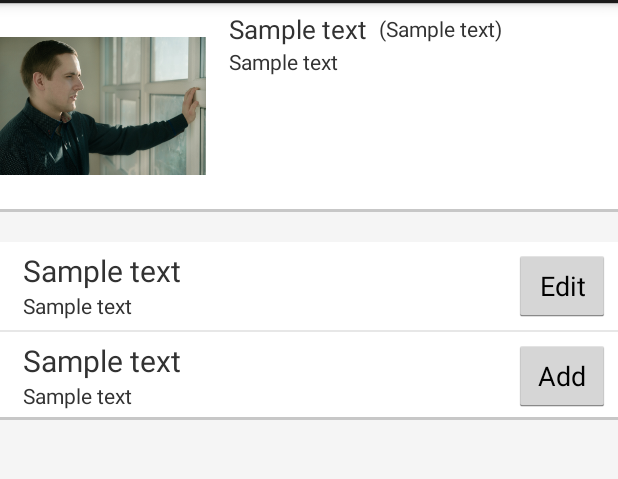
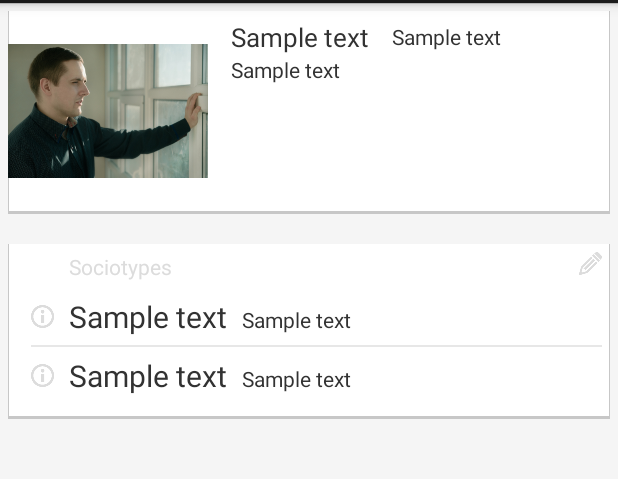
Before and after one commit to kurartur/dualpair-android, an Android app: the layout profile_layout.xml on its own in the app's theme, with its tools: preview values and no code run, on a phone screen of 412 x 824 dp, the part 69-548 px from its top. Run offline under Robolectric (Android 15) with nearby library versions, the phone set to English and light mode, and no system bars.

Commit message:
Modified profile fragment

```diff
--- a/app/src/main/java/lt/dualpair/android/ui/main/ProfileFragment.java
+++ b/app/src/main/java/lt/dualpair/android/ui/main/ProfileFragment.java
@@ -12,7 +12,6 @@ import android.view.View;
 import android.view.ViewGroup;
 import android.view.ViewTreeObserver;
 import android.webkit.CookieManager;
-import android.widget.Button;
 import android.widget.ImageView;
 import android.widget.ListView;
 import android.widget.TextView;
@@ -32,16 +31,10 @@ import lt.dualpair.android.data.resource.Sociotype;
 import lt.dualpair.android.data.resource.User;
 import lt.dualpair.android.ui.AboutActivity;
 import lt.dualpair.android.ui.BaseFragment;
-import lt.dualpair.android.ui.user.AddSociotypeActivity;
-import rx.Subscription;
 import rx.android.schedulers.AndroidSchedulers;
 import rx.schedulers.Schedulers;
 
 public class ProfileFragment extends BaseFragment {
-
-    private static final int EDIT_FIRST_SOCIOTYPE_CODE = 1;
-
-    private Subscription userSubscription;
 
     @Bind(R.id.main_picture) ImageView mainPicture;
     @Bind(R.id.name) TextView name;
@@ -51,7 +44,6 @@ public class ProfileFragment extends BaseFragment {
     @Bind(R.id.first_sociotype_title) TextView firstSociotypeTitle;
     @Bind(R.id.second_sociotype_code) TextView secondSociotypeCode;
     @Bind(R.id.second_sociotype_title) TextView secondSociotypeTitle;
-    @Bind(R.id.edit_first_sociotype) Button editFirstSociotype;
     @Bind(R.id.accounts) ListView accountsListView;
 
     @Override
@@ -65,12 +57,6 @@ public class ProfileFragment extends BaseFragment {
     public View onCreateView(LayoutInflater inflater, ViewGroup container, Bundle savedInstanceState) {
         View view = inflater.inflate(R.layout.profile_layout, container, false);
         ButterKnife.bind(this, view);
-        editFirstSociotype.setOnClickListener(new View.OnClickListener() {
-            @Override
-            public void onClick(View v) {
-                startActivityForResult(AddSociotypeActivity.createIntent(getActivity()), EDIT_FIRST_SOCIOTYPE_CODE);
-            }
-        });
         return view;
     }
 
@@ -113,7 +99,7 @@ public class ProfileFragment extends BaseFragment {
 
     private void render(User user) {
         name.setText(user.getName());
-        age.setText(Integer.toString(user.getAge()));
+        age.setText("(" + Integer.toString(user.getAge()) + ")");
         if (TextUtils.isEmpty(user.getDescription())) {
             description.setText(getResources().getString(R.string.add_description));
             description.setTextColor(getResources().getColor(android.R.color.darker_gray));
--- a/app/src/main/res/drawable/profile_section_background.xml
+++ b/app/src/main/res/drawable/profile_section_background.xml
@@ -6,8 +6,8 @@
     </item>
 
     <item
-        android:left="0dp"
-        android:right="0dp"
+        android:left="1dp"
+        android:right="1dp"
         android:top="0dp"
         android:bottom="2dp">
         <shape android:shape="rectangle">
--- a/app/src/main/res/layout/profile_layout.xml
+++ b/app/src/main/res/layout/profile_layout.xml
@@ -1,8 +1,10 @@
 <?xml version="1.0" encoding="utf-8"?>
 <LinearLayout xmlns:android="http://schemas.android.com/apk/res/android"
-    android:orientation="vertical" android:layout_width="match_parent"
+    android:orientation="vertical"
+    android:layout_width="match_parent"
     android:layout_height="match_parent"
-    android:background="@color/windowBackground">
+    android:background="@color/windowBackground"
+    android:padding="5sp">
 
     <LinearLayout
         android:layout_width="match_parent"
@@ -41,29 +43,12 @@
                     android:text="@string/sample_text"
                     android:textSize="17sp"/>
 
-                <LinearLayout
-                    android:layout_width="wrap_content"
-                    android:layout_height="wrap_content"
-                    android:orientation="horizontal"
-                    android:layout_marginLeft="8dp">
-
-                    <TextView
-                        android:layout_width="wrap_content"
-                        android:layout_height="wrap_content"
-                        android:text="("/>
-
                 <TextView
                     android:id="@+id/age"
                     android:layout_width="wrap_content"
                     android:layout_height="wrap_content"
-                        android:text="@string/sample_text"/>
-
-                    <TextView
-                        android:layout_width="wrap_content"
-                        android:layout_height="wrap_content"
-                        android:text=")"/>
-
-                </LinearLayout>
+                    android:text="@string/sample_text"
+                    android:layout_marginLeft="15sp"/>
 
             </LinearLayout>
 
@@ -82,107 +67,98 @@
         android:layout_height="wrap_content"
         android:orientation="vertical"
         android:layout_marginTop="20sp"
-        android:background="@drawable/profile_section_background">
+        android:background="@drawable/profile_section_background"
+        android:paddingLeft="15sp"
+        android:paddingRight="5sp"
+        android:paddingTop="5sp"
+        android:paddingBottom="15sp">
+
+        <RelativeLayout
+            android:layout_width="match_parent"
+            android:layout_height="wrap_content"
+            android:layout_marginBottom="10sp"
+            android:paddingLeft="25sp">
+
+            <TextView
+                android:layout_width="wrap_content"
+                android:layout_height="wrap_content"
+                android:text="@string/sociotypes"
+                android:layout_alignParentLeft="true"
+                android:textColor="#dcdcdc"/>
+
+            <ImageView
+                android:layout_width="15sp"
+                android:layout_height="15sp"
+                android:layout_alignParentRight="true"
+                android:src="@drawable/edit" />
+
+        </RelativeLayout>
 
         <LinearLayout
             android:layout_width="match_parent"
             android:layout_height="wrap_content"
-            android:orientation="horizontal"
-            android:paddingLeft="15sp"
-            android:paddingRight="5sp"
-            android:paddingTop="5sp"
-            android:paddingBottom="5sp">
+            android:orientation="horizontal">
 
-            <LinearLayout
-                android:layout_width="wrap_content"
-                android:layout_height="wrap_content"
-                android:orientation="vertical"
-                android:layout_weight="1">
+            <ImageView
+                android:layout_width="15sp"
+                android:layout_height="15sp"
+                android:src="@drawable/info"
+                android:layout_gravity="center_vertical"
+                android:layout_marginRight="10sp"/>
 
             <TextView
                 android:id="@+id/first_sociotype_code"
                 android:layout_width="wrap_content"
                 android:layout_height="wrap_content"
                 android:text="@string/sample_text"
-                    android:textSize="20sp"/>
+                android:textSize="20sp"
+                android:layout_marginRight="10sp"/>
 
             <TextView
                 android:id="@+id/first_sociotype_title"
                 android:layout_width="wrap_content"
                 android:layout_height="wrap_content"
-                    android:text="@string/sample_text" />
-
-            </LinearLayout>
-
-            <Button
-               android:id="@+id/edit_first_sociotype"
-               android:layout_width="wrap_content"
-               android:layout_height="wrap_content"
-               android:text="@string/edit"/>
-
+                android:text="@string/sample_text"/>
 
         </LinearLayout>
 
         <View
             android:layout_width="match_parent"
             android:layout_height="1dp"
-            android:background="#e7e7e7"/>
+            android:background="#e7e7e7"
+            android:layout_marginTop="5sp"
+            android:layout_marginBottom="5sp"/>
 
         <LinearLayout
-            android:id="@+id/second_sociotype_container"
             android:layout_width="match_parent"
             android:layout_height="wrap_content"
-            android:orientation="horizontal"
-            android:paddingLeft="15sp"
-            android:paddingRight="5sp"
-            android:paddingTop="5sp"
-            android:paddingBottom="5sp">
+            android:orientation="horizontal">
 
-            <LinearLayout
-                android:layout_width="wrap_content"
-                android:layout_height="wrap_content"
-                android:orientation="vertical"
-                android:layout_weight="1">
+            <ImageView
+                android:layout_width="15sp"
+                android:layout_height="15sp"
+                android:src="@drawable/info"
+                android:layout_gravity="center_vertical"
+                android:layout_marginRight="10sp"/>
 
             <TextView
                 android:id="@+id/second_sociotype_code"
                 android:layout_width="wrap_content"
                 android:layout_height="wrap_content"
                 android:text="@string/sample_text"
-                    android:layout_weight="1"
-                    android:textSize="20sp"/>
+                android:textSize="20sp"
+                android:layout_marginRight="10sp"/>
 
             <TextView
                 android:id="@+id/second_sociotype_title"
                 android:layout_width="wrap_content"
                 android:layout_height="wrap_content"
-                    android:text="@string/sample_text" />
-
-            </LinearLayout>
-
-            <Button
-                android:id="@+id/add_second_sociotype"
-                android:layout_width="wrap_content"
-                android:layout_height="wrap_content"
-                android:text="@string/add"/>
-
-            <Button
-                android:id="@+id/edit_second_sociotype"
-                android:layout_width="wrap_content"
-                android:layout_height="wrap_content"
-                android:text="@string/edit"
-                android:visibility="gone"/>
-
-            <Button
-                android:id="@+id/remove_second_sociotype"
-                android:layout_width="wrap_content"
-                android:layout_height="wrap_content"
-                android:text="@string/remove"
-                android:visibility="gone"/>
+                android:text="@string/sample_text"/>
 
         </LinearLayout>
 
     </LinearLayout>
+
 
     <ListView
         android:id="@+id/accounts"
```
Also changed, not shown: app/src/main/res/drawable/edit.png (added), app/src/main/res/drawable/info.png (added). Lines whose indentation alone changed are shown as unchanged.
